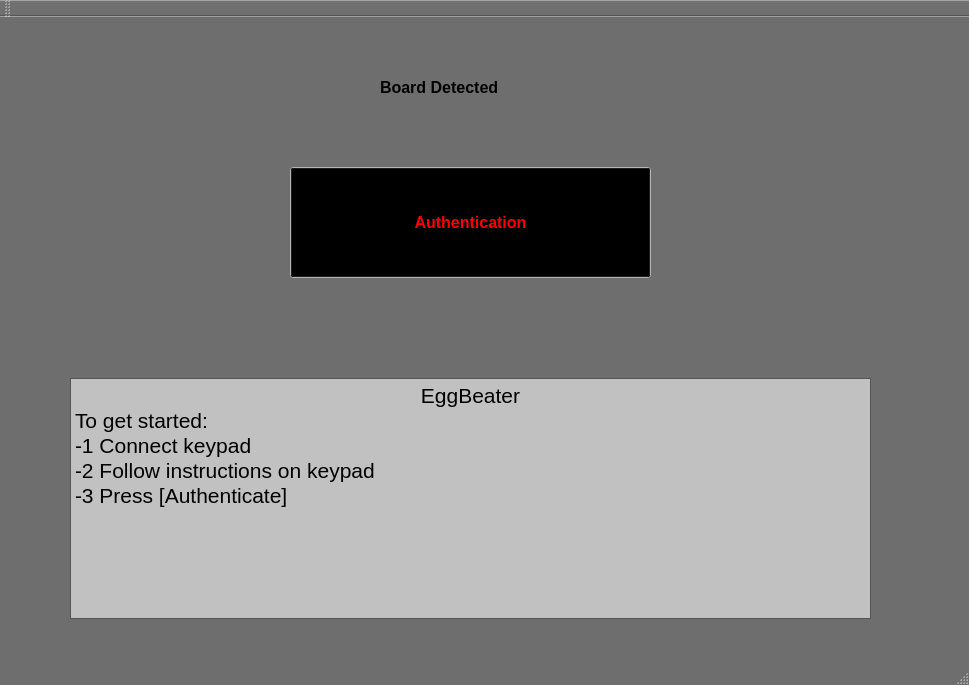
ChicoState/eggbeater, file QtGUI/mainwindow.ui: the form before one commit.
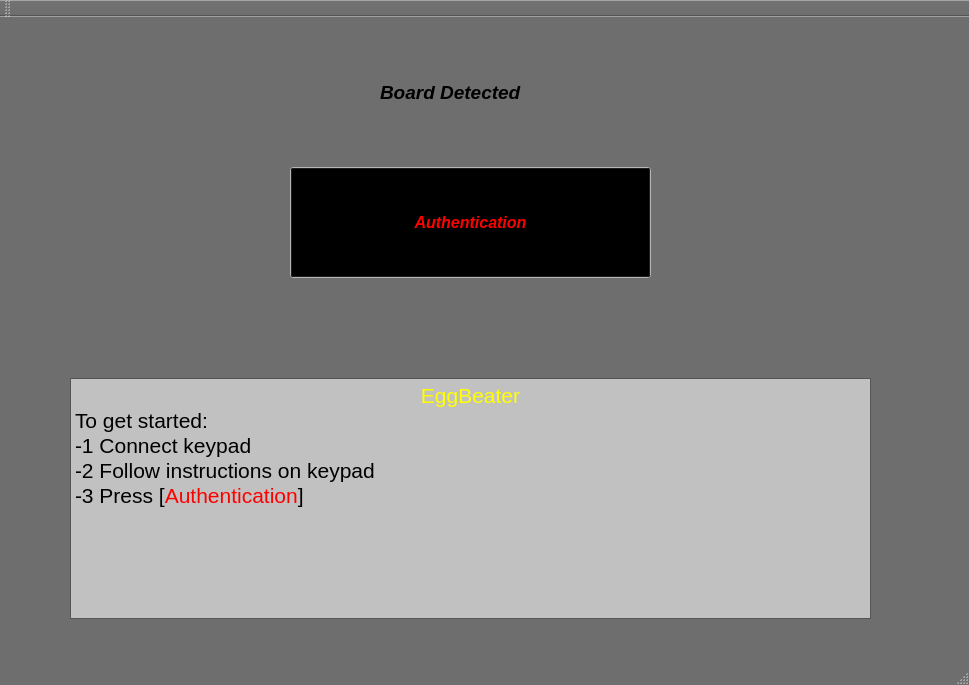
The form after the commit.

Patch:
```diff
--- a/QtGUI/mainwindow.ui
+++ b/QtGUI/mainwindow.ui
@@ -722,6 +722,7 @@
      <font>
       <pointsize>12</pointsize>
       <weight>75</weight>
+      <italic>true</italic>
       <bold>true</bold>
      </font>
     </property>
@@ -734,14 +735,15 @@
      <rect>
       <x>380</x>
       <y>60</y>
-      <width>361</width>
-      <height>20</height>
+      <width>241</width>
+      <height>31</height>
      </rect>
     </property>
     <property name="font">
      <font>
-      <pointsize>12</pointsize>
+      <pointsize>14</pointsize>
       <weight>75</weight>
+      <italic>true</italic>
       <bold>true</bold>
      </font>
     </property>
@@ -852,18 +854,21 @@
     <property name="font">
      <font>
       <pointsize>14</pointsize>
+      <weight>75</weight>
+      <italic>true</italic>
+      <bold>true</bold>
      </font>
     </property>
     <property name="html">
      <string>&lt;!DOCTYPE HTML PUBLIC &quot;-//W3C//DTD HTML 4.0//EN&quot; &quot;http://www.w3.org/TR/REC-html40/strict.dtd&quot;&gt;
 &lt;html&gt;&lt;head&gt;&lt;meta name=&quot;qrichtext&quot; content=&quot;1&quot; /&gt;&lt;style type=&quot;text/css&quot;&gt;
 p, li { white-space: pre-wrap; }
-&lt;/style&gt;&lt;/head&gt;&lt;body style=&quot; font-family:'MS Shell Dlg 2'; font-size:14pt; font-weight:400; font-style:normal;&quot;&gt;
-&lt;p align=&quot;center&quot; style=&quot; margin-top:0px; margin-bottom:0px; margin-left:0px; margin-right:0px; -qt-block-indent:0; text-indent:0px;&quot;&gt;&lt;span style=&quot; font-size:16pt;&quot;&gt;EggBeater&lt;/span&gt;&lt;/p&gt;
-&lt;p style=&quot; margin-top:0px; margin-bottom:0px; margin-left:0px; margin-right:0px; -qt-block-indent:0; text-indent:0px;&quot;&gt;&lt;span style=&quot; font-size:16pt;&quot;&gt;To get started:&lt;/span&gt;&lt;/p&gt;
-&lt;p style=&quot; margin-top:0px; margin-bottom:0px; margin-left:0px; margin-right:0px; -qt-block-indent:0; text-indent:0px;&quot;&gt;&lt;span style=&quot; font-size:16pt;&quot;&gt;-1 Connect keypad&lt;/span&gt;&lt;/p&gt;
-&lt;p style=&quot; margin-top:0px; margin-bottom:0px; margin-left:0px; margin-right:0px; -qt-block-indent:0; text-indent:0px;&quot;&gt;&lt;span style=&quot; font-size:16pt;&quot;&gt;-2 Follow instructions on keypad&lt;/span&gt;&lt;/p&gt;
-&lt;p style=&quot; margin-top:0px; margin-bottom:0px; margin-left:0px; margin-right:0px; -qt-block-indent:0; text-indent:0px;&quot;&gt;&lt;span style=&quot; font-size:16pt;&quot;&gt;-3 Press [Authenticate]&lt;/span&gt;&lt;/p&gt;&lt;/body&gt;&lt;/html&gt;</string>
+&lt;/style&gt;&lt;/head&gt;&lt;body style=&quot; font-family:'MS Shell Dlg 2'; font-size:14pt; font-weight:600; font-style:italic;&quot;&gt;
+&lt;p align=&quot;center&quot; style=&quot; margin-top:0px; margin-bottom:0px; margin-left:0px; margin-right:0px; -qt-block-indent:0; text-indent:0px;&quot;&gt;&lt;span style=&quot; font-size:16pt; font-weight:400; font-style:normal; color:#ffff00;&quot;&gt;EggBeater&lt;/span&gt;&lt;/p&gt;
+&lt;p style=&quot; margin-top:0px; margin-bottom:0px; margin-left:0px; margin-right:0px; -qt-block-indent:0; text-indent:0px;&quot;&gt;&lt;span style=&quot; font-size:16pt; font-weight:400; font-style:normal;&quot;&gt;To get started:&lt;/span&gt;&lt;/p&gt;
+&lt;p style=&quot; margin-top:0px; margin-bottom:0px; margin-left:0px; margin-right:0px; -qt-block-indent:0; text-indent:0px;&quot;&gt;&lt;span style=&quot; font-size:16pt; font-weight:400; font-style:normal;&quot;&gt;-1 Connect keypad&lt;/span&gt;&lt;/p&gt;
+&lt;p style=&quot; margin-top:0px; margin-bottom:0px; margin-left:0px; margin-right:0px; -qt-block-indent:0; text-indent:0px;&quot;&gt;&lt;span style=&quot; font-size:16pt; font-weight:400; font-style:normal;&quot;&gt;-2 Follow instructions on keypad&lt;/span&gt;&lt;/p&gt;
+&lt;p style=&quot; margin-top:0px; margin-bottom:0px; margin-left:0px; margin-right:0px; -qt-block-indent:0; text-indent:0px;&quot;&gt;&lt;span style=&quot; font-size:16pt; font-weight:400; font-style:normal;&quot;&gt;-3 Press [&lt;/span&gt;&lt;span style=&quot; font-size:16pt; font-weight:400; font-style:normal; color:#ff0000;&quot;&gt;Authentication&lt;/span&gt;&lt;span style=&quot; font-size:16pt; font-weight:400; font-style:normal;&quot;&gt;]&lt;/span&gt;&lt;/p&gt;&lt;/body&gt;&lt;/html&gt;</string>
     </property>
    </widget>
    <zorder>authentication</zorder>
```
